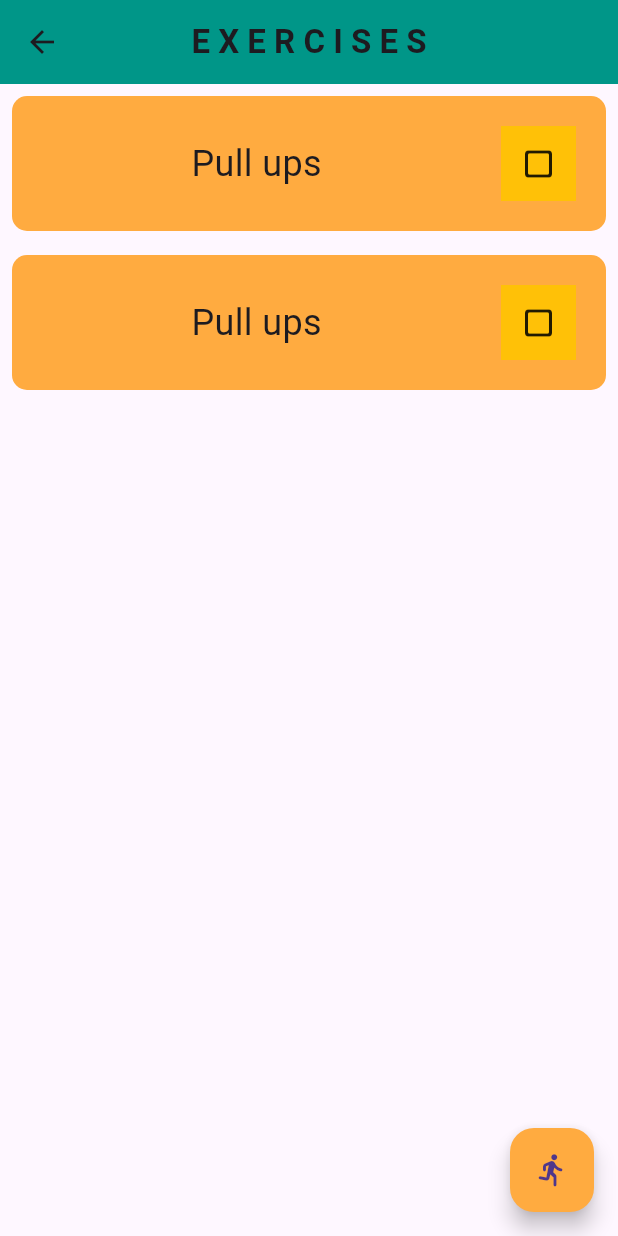
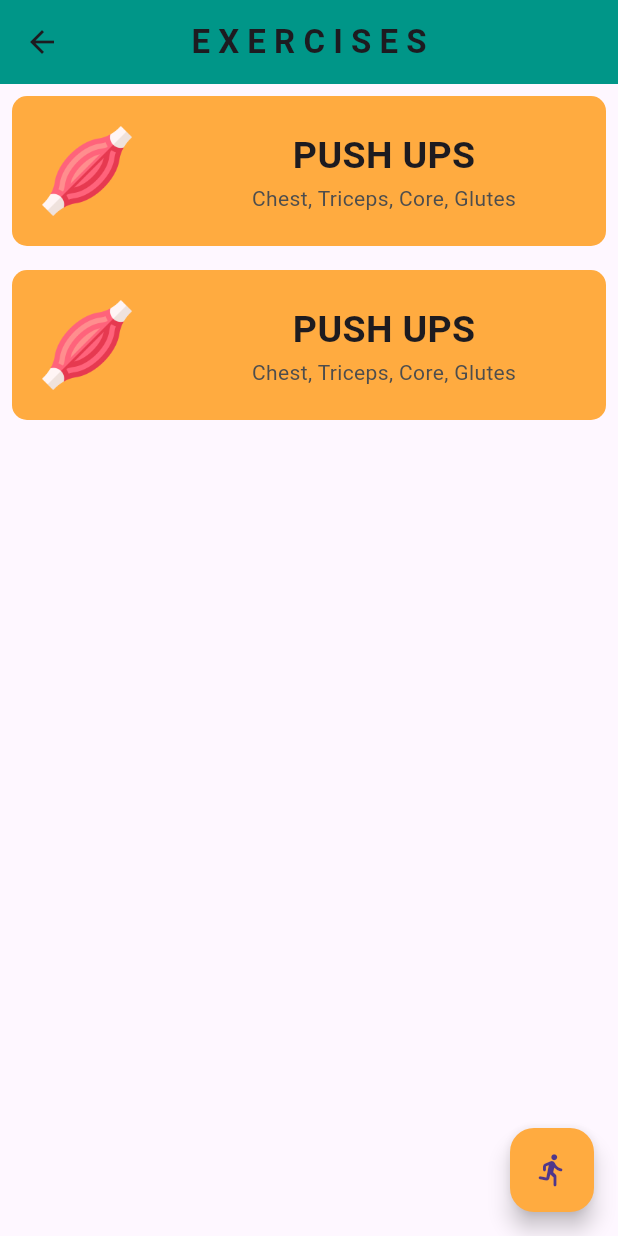
Before and after one commit to Hackim7200/WorkoutTracker, a Flutter app: the screen it shows after launch, after a tap on the "add" icon, on a phone screen of 412 x 824 dp. Run offline on Flutter 3.47's test engine with Material 3 defaults, Android fonts, the phone set to English and light mode, and no system bars.

Commit message:
developed the workout buttons and added option menu

```diff
--- a/lib/components/exercise_tile.dart
+++ b/lib/components/exercise_tile.dart
@@ -14,27 +14,31 @@ class ExerciseTile extends StatelessWidget {
         decoration: BoxDecoration(
             color: Colors.orangeAccent,
             borderRadius: BorderRadius.circular(10)),
+        height: 100,
         child: Row(
           children: [
-            Expanded(
-              child: Center(
-                child: Text(
-                  "Pull ups",
-                  style: TextStyle(fontSize: 24), // Customize as needed
-                ),
+            AspectRatio(
+              aspectRatio: 1 / 1,
+              child: Padding(
+                padding: const EdgeInsets.all(20.0),
+                child: Image.asset('assets/images/muscle.png'),
               ),
             ),
-            Padding(
-              padding: const EdgeInsets.only(right: 20, top: 20, bottom: 20),
-              child: Container(
-                width: 50,
-                height: 50,
-                color: Colors.amber,
-                child: ischecked
-                    ? Icon(Icons.check)
-                    : Icon(Icons.check_box_outline_blank_rounded),
+            Expanded(
+              child: Column(
+                mainAxisAlignment: MainAxisAlignment.center,
+                children: [
+                  Text("PUSH UPS",
+                      style:
+                          TextStyle(fontSize: 25, fontWeight: FontWeight.bold)),
+                  Text(
+                    "Chest, Triceps, Core, Glutes",
+                    style:
+                        TextStyle(color: const Color.fromARGB(255, 77, 77, 77)),
+                  )
+                ],
               ),
-            ),
+            )
           ],
         ),
       ),
--- a/lib/components/workout_tile.dart
+++ b/lib/components/workout_tile.dart
@@ -31,19 +31,31 @@ class WorkoutTile extends StatelessWidget {
                 mainAxisAlignment: MainAxisAlignment.spaceBetween,
                 children: [
                   Expanded(child: Image.asset('assets/images/barbell.png')),
-                  Container(
-                    decoration: BoxDecoration(
-                        borderRadius: BorderRadius.circular(10),
-                        color: Colors.white),
-                    child: Padding(
-                      padding: const EdgeInsets.all(8.0),
-                      child: Text(
-                        "Back Day",
-                        style: TextStyle(
-                            fontSize: 20, fontWeight: FontWeight.bold),
+                  Row(
+                    crossAxisAlignment: CrossAxisAlignment.end,
+                    children: [
+                      Expanded(
+                        child: Center(
+                          child: Text(
+                            "Back Day heheh",
+                            style: TextStyle(
+                                fontSize: 25, fontWeight: FontWeight.bold),
+                          ),
+                        ),
                       ),
-                    ),
-                  )
+                      ElevatedButton(
+                        onPressed: () {},
+                        style: ElevatedButton.styleFrom(
+                          shape: CircleBorder(),
+                          padding: EdgeInsets.all(
+                              0), // Minimize padding inside the button
+                          minimumSize: Size(30, 30), // Adjust the button size
+                        ),
+                        child: Icon(Icons.more_vert,
+                            size: 20), // Adjust icon size if necessary
+                      ),
+                    ],
+                  ),
                 ],
               ),
             )),
```
